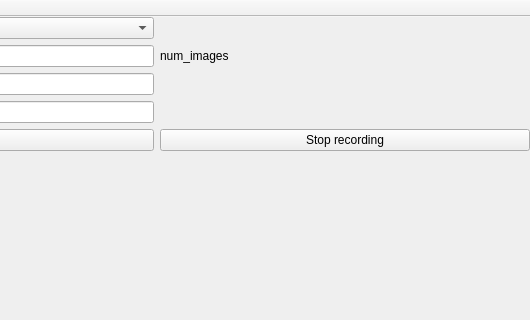
Above: tools/image_studio/ui_main.ui from tsaith/handpose before the change; both pictures show x 593 to 1123 and y 0 to 320 of the 1123 by 865 pixel window. Below: the same form after it.
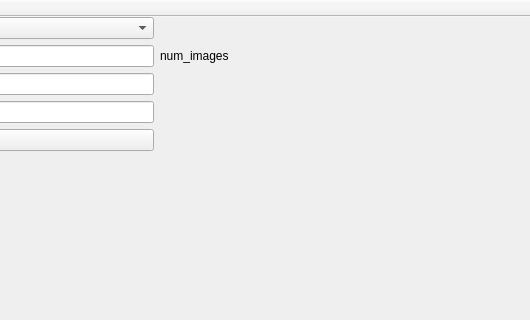
That is the form after the change. Icons and pictures are not drawn.

The edit to the form file:
```diff
--- a/tools/image_studio/ui_main.ui
+++ b/tools/image_studio/ui_main.ui
@@ -139,13 +139,6 @@
           </property>
          </widget>
         </item>
-        <item row="8" column="3">
-         <widget class="QPushButton" name="btn_stop">
-          <property name="text">
-           <string>Stop recording</string>
-          </property>
-         </widget>
-        </item>
         <item row="3" column="2">
          <widget class="QLineEdit" name="edit_num_images_max">
           <property name="sizePolicy">
```
